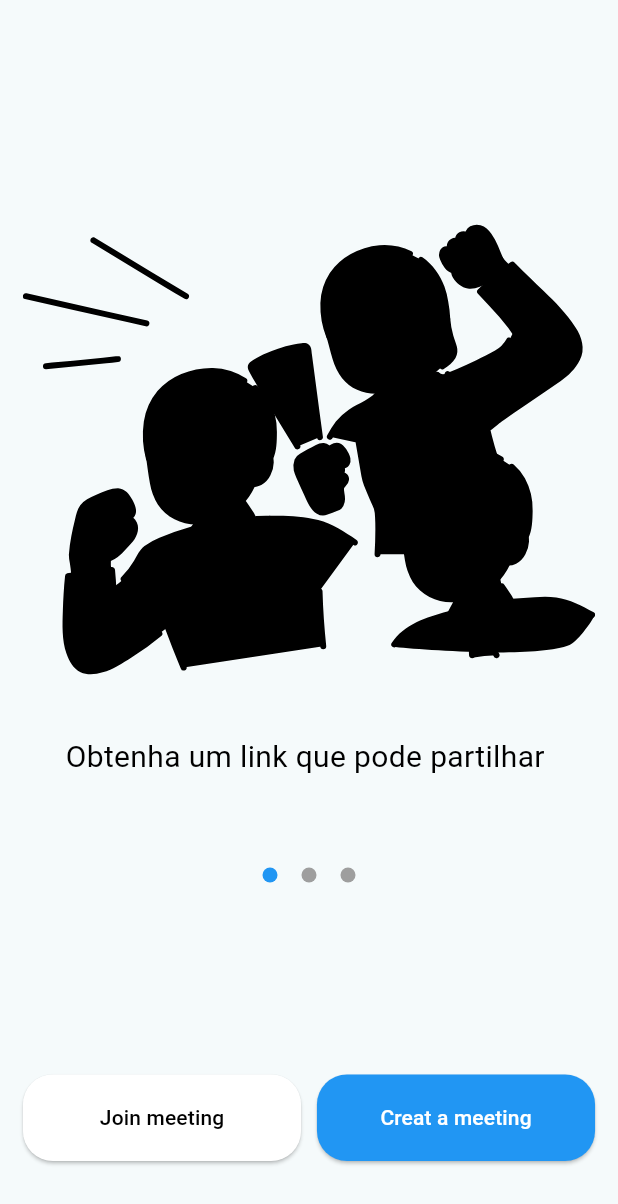
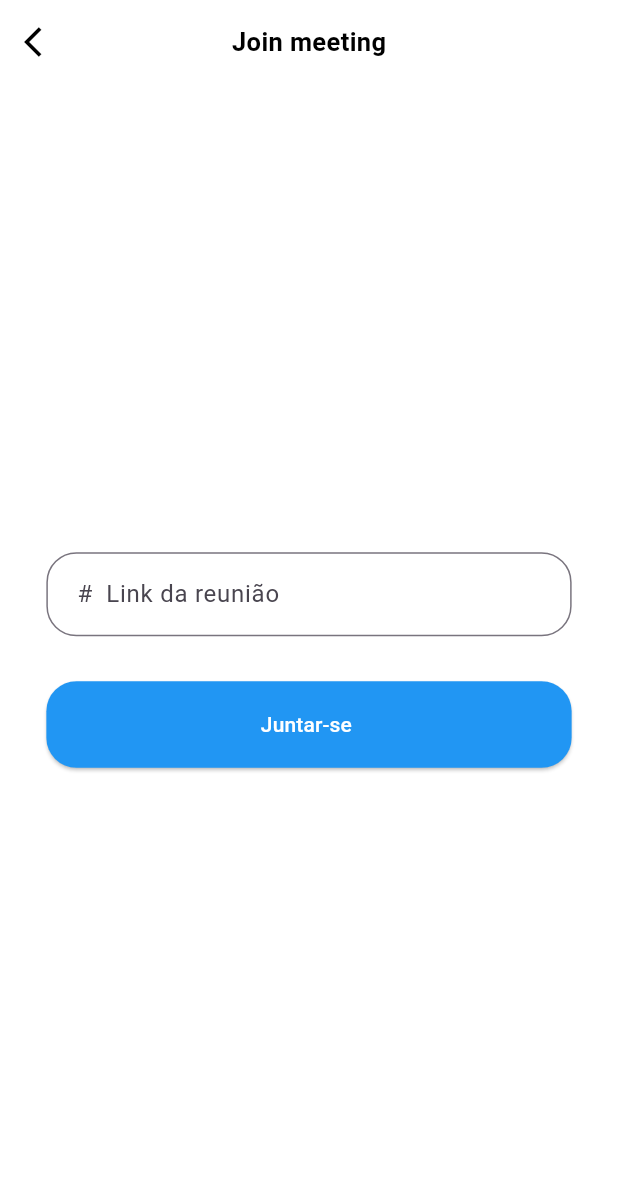
Before and after one commit to devousado/video_call_App, a Flutter app: the screen it shows after launch, after a tap on "Join meeting", on a phone screen of 412 x 824 dp. Shown: the top 1204 px of the screen. Run offline on Flutter 3.47's test engine with Material 2 defaults, Android fonts, the phone set to English and light mode, and no system bars; our stand-ins replace flutter_riverpod, flutter_svg, go_router, google_fonts, share_plus; Roboto replaces fonts that are missing (Almarai).

Commit message:
view finished

```diff
--- a/lib/main.dart
+++ b/lib/main.dart
@@ -5,9 +5,26 @@ import 'package:video_call/router/app_router.dart';
 import 'package:video_call/view/home_page.dart';
 
 void main() {
+  WidgetsFlutterBinding.ensureInitialized();
   runApp(
     ProviderScope(
       child: MaterialApp.router(
+        debugShowCheckedModeBanner: false,
+        theme: ThemeData(
+          textTheme: TextTheme(
+            bodyMedium: GoogleFonts.almarai(
+              color: Colors.black,
+              fontSize: 20,
+            ),
+          ),
+          appBarTheme: const AppBarTheme(
+            elevation: 0,
+            backgroundColor: Colors.white,
+            centerTitle: true,
+          ),
+          scaffoldBackgroundColor: Colors.white,
+          useMaterial3: true,
+        ),
         routerConfig: router,
       ),
     ),
@@ -20,22 +37,6 @@ class MyApp extends StatelessWidget {
   // This widget is the root of your application.
   @override
   Widget build(BuildContext context) {
-    return MaterialApp(
-      title: 'Flutter Demo',
-      debugShowCheckedModeBanner: false,
-      theme: ThemeData(
-        textTheme: TextTheme(
-          bodyMedium: GoogleFonts.almarai(
-            color: Colors.black,
-            fontSize: 20,
-          ),
-        ),
-        appBarTheme:
-            const AppBarTheme(backgroundColor: Colors.white, elevation: 0),
-        colorScheme: ColorScheme.fromSeed(seedColor: Colors.white),
-        useMaterial3: true,
-      ),
-      home: const HomePage(),
-    );
+    return const HomePage();
   }
 }
--- a/lib/router/app_router.dart
+++ b/lib/router/app_router.dart
@@ -1,6 +1,7 @@
 import 'package:go_router/go_router.dart';
 import 'package:video_call/main.dart';
 import 'package:video_call/view/creating_meeting_page.dart';
+import 'package:video_call/view/join_meeting_page.dart';
 
 final router = GoRouter(
   initialLocation: '/myApp',
@@ -12,6 +13,10 @@ final router = GoRouter(
     GoRoute(
       path: '/mcreatingMeetingPage',
       builder: (context, state) => ScreatingMeetingPage(),
+    ),
+    GoRoute(
+      path: '/joinMeetingPage',
+      builder: (context, state) => JoinMeetingPage(),
     )
   ],
 );
--- a/lib/view/home_page.dart
+++ b/lib/view/home_page.dart
@@ -40,7 +40,9 @@ class _HomePageState extends ConsumerState<HomePage> {
                     textColor: Colors.black,
                     color: Colors.white,
                     context: context,
-                    onPressed: () {},
+                    onPressed: () {
+                      context.push('/joinMeetingPage');
+                    },
                     text: "Join meeting"),
                 customButtom(
                     color: Colors.blue,
--- /dev/null
+++ b/lib/view/join_meeting_page.dart
@@ -0,0 +1,46 @@
+import 'package:flutter/material.dart';
+import 'package:go_router/go_router.dart';
+import 'package:video_call/view/widget/custom_buttom.dart';
+import 'package:video_call/view/widget/custom_text_field.dart';
+
+import 'widget/custom_app_bar.dart';
+
+class JoinMeetingPage extends StatefulWidget {
+  const JoinMeetingPage({super.key});
+
+  @override
+  State<JoinMeetingPage> createState() => _JoinMeetingPageState();
+}
+
+class _JoinMeetingPageState extends State<JoinMeetingPage> {
+  @override
+  Widget build(BuildContext context) {
+    return Scaffold(
+      appBar: customAppBar(
+        context: context,
+        title: "Join meeting",
+        onPressed: () => context.pop(),
+      ),
+      body: Container(
+        alignment: Alignment.center,
+        margin: const EdgeInsets.symmetric(horizontal: 10),
+        child: Column(
+          mainAxisAlignment: MainAxisAlignment.center,
+          children: [
+            customTextField(context: context, hintext: " #  Link da reunião"),
+            const SizedBox(
+              height: 30,
+            ),
+            customButtom(
+              width: MediaQuery.of(context).size.width * 0.85,
+              context: context,
+              onPressed: () async {},
+              text: "Juntar-se ",
+              color: Colors.blue,
+            )
+          ],
+        ),
+      ),
+    );
+  }
+}
--- /dev/null
+++ b/lib/view/widget/custom_app_bar.dart
@@ -0,0 +1,22 @@
+import 'package:flutter/material.dart';
+
+AppBar customAppBar(
+        {void Function()? onPressed,
+        required BuildContext context,
+        required String title}) =>
+    AppBar(
+      leading: IconButton(
+        onPressed: onPressed,
+        icon: const Icon(
+          Icons.arrow_back_ios,
+          color: Colors.black,
+        ),
+      ),
+      title: Text(
+        title,
+        style: Theme.of(context).textTheme.bodyMedium!.copyWith(
+              fontSize: 17,
+              fontWeight: FontWeight.w600,
+            ),
+      ),
+    );
--- a/lib/view/widget/custom_text_field.dart
+++ b/lib/view/widget/custom_text_field.dart
@@ -1,17 +1,17 @@
 import 'package:flutter/material.dart';
 
-Widget customTextField(
-        {required BuildContext context, void Function()? onPressed}) =>
+Widget customTextField({
+  required BuildContext context,
+  void Function()? onPressed,
+  IconButton? iconData,
+  String? hintext,
+}) =>
     SizedBox(
       width: MediaQuery.of(context).size.width * 0.85,
       child: TextField(
         decoration: InputDecoration(
-          suffixIcon: IconButton(
-              onPressed: onPressed,
-              icon: const Icon(
-                Icons.copy,
-                color: Colors.grey,
-              )),
+          hintText: hintext,
+          suffixIcon: iconData,
           border: OutlineInputBorder(
             borderRadius: BorderRadius.circular(20),
           ),
--- a/pubspec.yaml
+++ b/pubspec.yaml
@@ -40,6 +40,7 @@ dependencies:
   flutter_riverpod: ^2.4.1
   google_fonts: ^6.1.0
   go_router: ^11.1.2
+  share_plus: ^7.1.0
 
 dev_dependencies:
   flutter_test:
```
Also changed, not shown: lib/view/creating_meeting_page.dart (+42 -29 lines), pubspec.lock, 6 other files.
